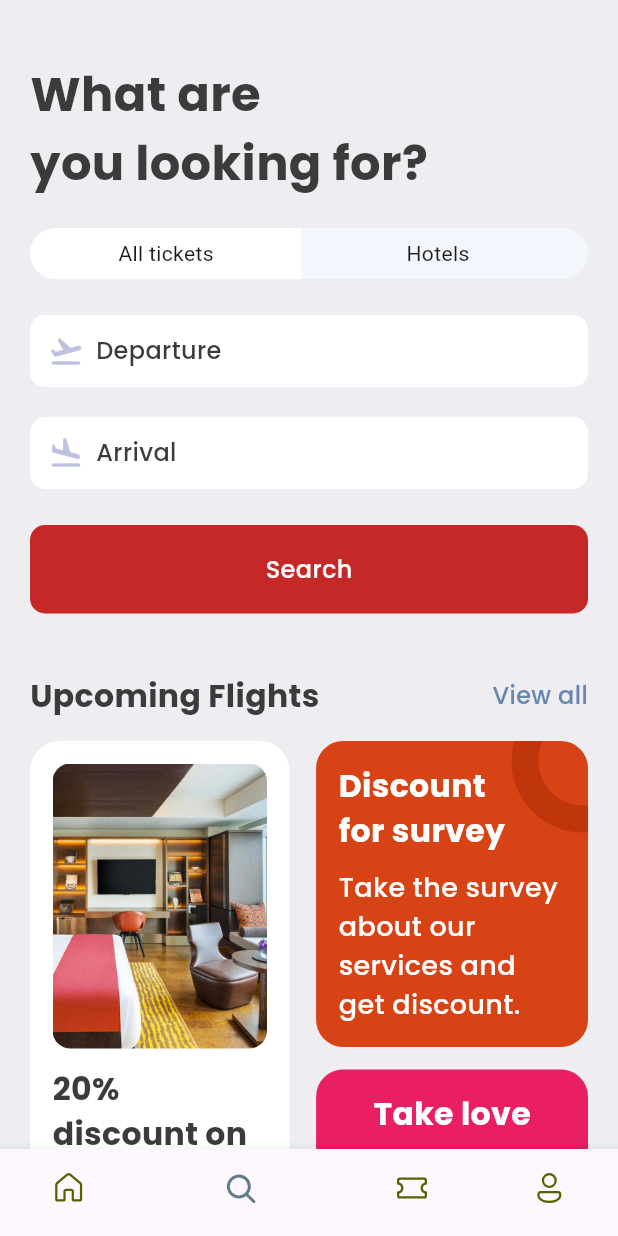
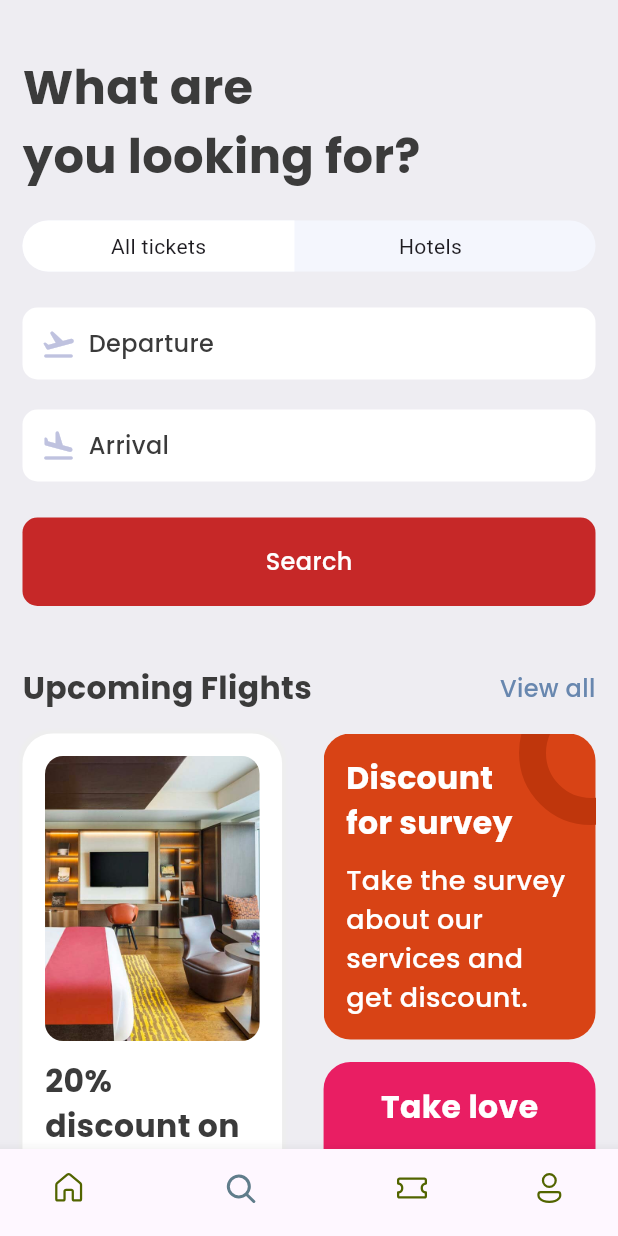
Before and after one commit to abdelillahbel/FlightBookingApp, a Flutter app: the screen it shows after launch, item 2 of the bottom bar chosen, on a phone screen of 412 x 824 dp. Run offline on Flutter 3.47's test engine with Material 3 defaults, Android fonts, the phone set to English and light mode, and no system bars; our stand-ins replace fluentui_icons, flutter_svg, google_fonts, simple_gradient_text.

Commit message:
feat: enhance search screen ui

```diff
--- a/lib/screens/search/search_screen.dart
+++ b/lib/screens/search/search_screen.dart
@@ -15,7 +15,7 @@ class SearchScreen extends StatelessWidget {
     return Scaffold(
       backgroundColor: AppTheme.bgColor,
       body: ListView(
-        padding: EdgeInsets.symmetric(horizontal: 20, vertical: 20),
+        padding: EdgeInsets.symmetric(horizontal: 15, vertical: 15),
         children: [
           SizedBox(
             height: 20,
```
